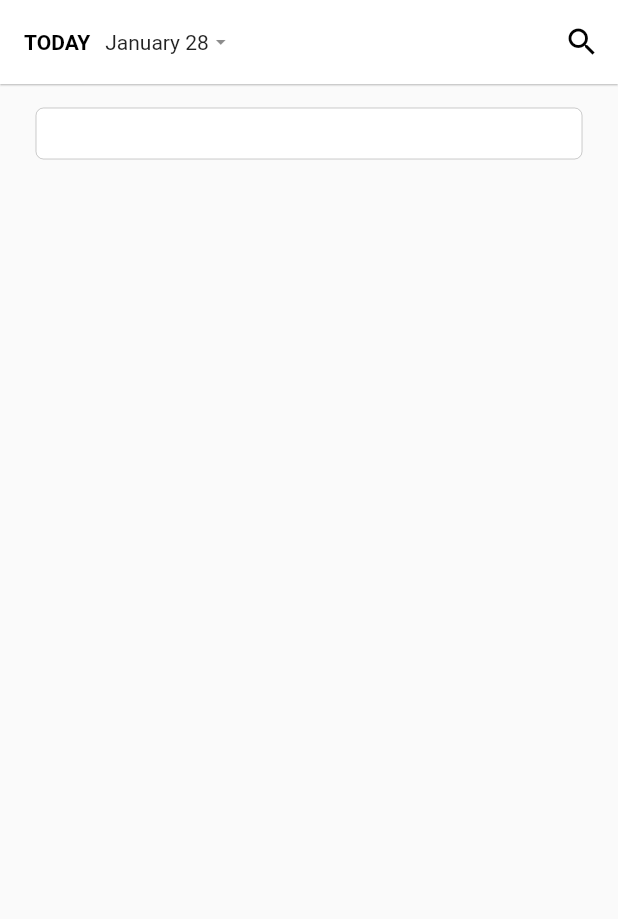
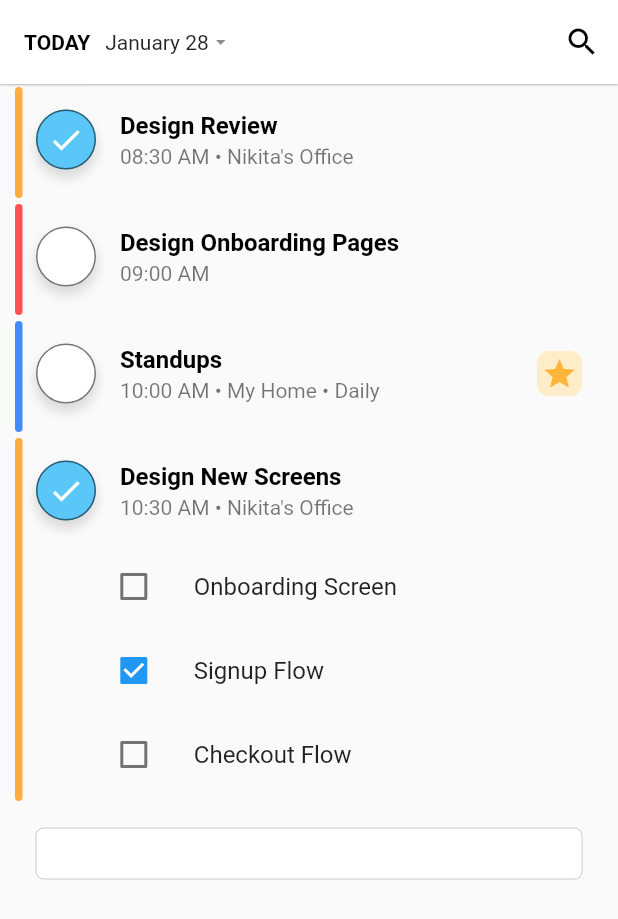
Before and after one commit to UsamaKarim/todo_flutter, a Flutter app: the screen it shows after launch, on a phone screen of 412 x 824 dp. Shown: the top 919 px of the screen. Run offline on Flutter 3.47's test engine with Material 2 defaults, Android fonts, the phone set to English and light mode, and no system bars.

Commit message:
fix: :bug: Expansion tile size

```diff
--- a/lib/state/todo_provider.dart
+++ b/lib/state/todo_provider.dart
@@ -4,7 +4,7 @@ import 'package:flutter/material.dart';
 import 'package:uuid/uuid.dart';
 
 class TodoProvider extends ChangeNotifier {
-  List<Todo> listOfTodos = [];
+  List<Todo> listOfTodos = todoList;
 
   void addTodo(Todo todo) {
     listOfTodos.add(todo);
--- a/lib/widgets/todo_item_widget.dart
+++ b/lib/widgets/todo_item_widget.dart
@@ -48,7 +48,7 @@ class _TodoItemWidgetState extends State<TodoItemWidget> {
   }
 
   final expansionTileKey = GlobalKey();
-  double expansionTileHeight = 4;
+  double expansionTileHeight = 0;
   @override
   Widget build(BuildContext context) {
     final size = MediaQuery.of(context).size;
@@ -57,8 +57,9 @@ class _TodoItemWidgetState extends State<TodoItemWidget> {
         Align(
           alignment: Alignment.centerLeft,
           child: Container(
-            padding: const EdgeInsets.all(16),
-            height: expansionTileHeight - 4,
+            margin: const EdgeInsets.all(2),
+            // padding: const EdgeInsets.all(16),
+            height: expansionTileHeight,
             width: 05,
             decoration: BoxDecoration(
               color: widget.barColor,
@@ -103,7 +104,7 @@ class _TodoItemWidgetState extends State<TodoItemWidget> {
                   },
                   child: SizeChangedLayoutNotifier(
                     child: ExpansionTile(
-                      onExpansionChanged: (value) => setState(() {}),
+                      // onExpansionChanged: (value) => setState(() {}),
                       collapsedTextColor: Colors.black,
                       textColor: Colors.black,
                       initiallyExpanded: true,
```
